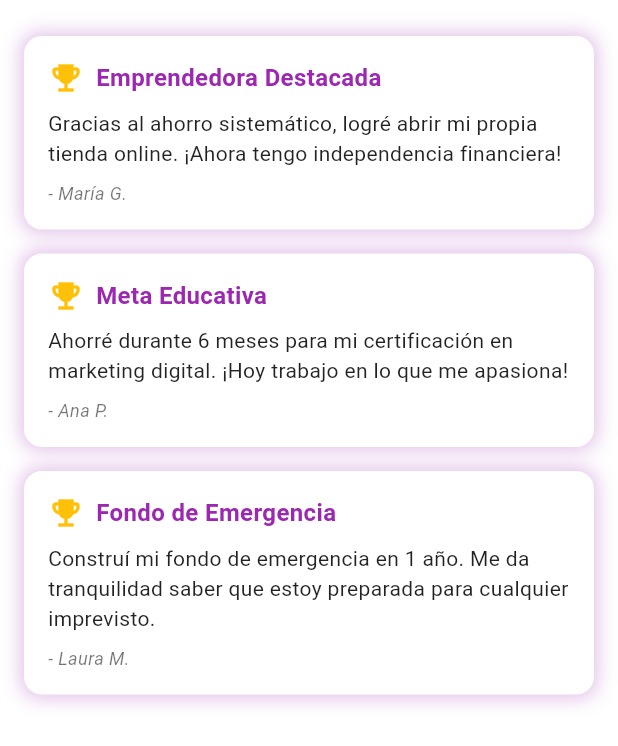
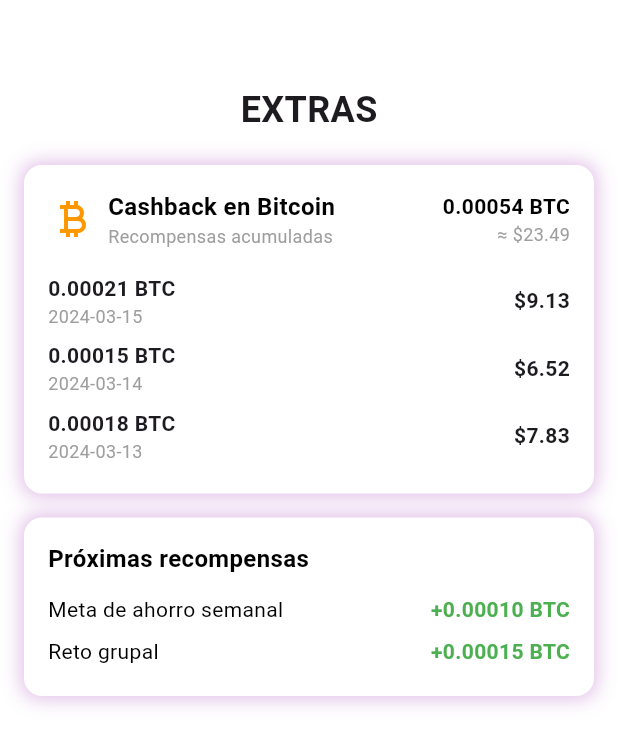
Before and after one commit to HackathonBCP/bcp_frontend, a Flutter app: the screen it shows after launch, on a phone screen of 412 x 824 dp. Shown: the top 746 px of the screen. Run offline on Flutter 3.47's test engine with Material 3 defaults, Android fonts, the phone set to English and light mode, and no system bars; our stand-ins replace lucide_icons.

Commit message:
feat: Extras screen

```diff
--- a/lib/main.dart
+++ b/lib/main.dart
@@ -2,6 +2,7 @@ import 'package:bcp_frontend/src/automate_save/presentation/screens/automate_sav
 import 'package:bcp_frontend/src/automate_save/presentation/screens/automate_save_view_screen.dart';
 import 'package:bcp_frontend/src/chat/presentation/screens/chat_screen.dart';
 import 'package:bcp_frontend/src/chat/presentation/screens/comments_screen.dart';
+import 'package:bcp_frontend/src/extras/presentation/screens/extras_screen.dart';
 import 'package:bcp_frontend/src/home/presentation/screens/finance_section.dart';
 import 'package:flutter/material.dart';
 
@@ -14,8 +15,8 @@ class MainApp extends StatelessWidget {
 
   @override
   Widget build(BuildContext context) {
-    return MaterialApp(
-      home: CommentsScreen(),
+    return const MaterialApp(
+      home: ExtrasScreen(),
     );
   }
 }
--- /dev/null
+++ b/lib/src/extras/presentation/screens/extras_screen.dart
@@ -0,0 +1,179 @@
+import 'package:flutter/material.dart';
+
+class ExtrasScreen extends StatelessWidget {
+  const ExtrasScreen({super.key});
+
+  @override
+  Widget build(BuildContext context) {
+    return Scaffold(
+      backgroundColor: Colors.white,
+      body: Padding(
+        padding: const EdgeInsets.all(16),
+        child: Column(
+          crossAxisAlignment: CrossAxisAlignment.start,
+          children: [
+            const SizedBox(height: 40),
+            const Center(
+              child: Text(
+                "EXTRAS",
+                style: TextStyle(fontSize: 24, fontWeight: FontWeight.bold),
+              ),
+            ),
+            const SizedBox(height: 20),
+            _buildBitcoinRewardsCard(),
+            const SizedBox(height: 16),
+            _buildUpcomingRewardsCard(),
+          ],
+        ),
+      ),
+    );
+  }
+
+  Widget _buildBitcoinRewardsCard() {
+    return Container(
+      padding: const EdgeInsets.all(16),
+      decoration: BoxDecoration(
+        color: Colors.white,
+        borderRadius: BorderRadius.circular(12),
+        boxShadow: [
+          BoxShadow(
+            color: Colors.purple.shade100,
+            blurRadius: 10,
+            spreadRadius: 2,
+          ),
+        ],
+      ),
+      child: Column(
+        crossAxisAlignment: CrossAxisAlignment.start,
+        children: [
+          const Row(
+            children: [
+              Icon(Icons.currency_bitcoin, color: Colors.orange, size: 32),
+              SizedBox(width: 8),
+              Column(
+                crossAxisAlignment: CrossAxisAlignment.start,
+                children: [
+                  Text(
+                    "Cashback en Bitcoin",
+                    style: TextStyle(
+                      fontSize: 16,
+                      fontWeight: FontWeight.bold,
+                      color: Colors.black,
+                    ),
+                  ),
+                  Text(
+                    "Recompensas acumuladas",
+                    style: TextStyle(fontSize: 12, color: Colors.grey),
+                  ),
+                ],
+              ),
+              Spacer(),
+              Column(
+                crossAxisAlignment: CrossAxisAlignment.end,
+                children: [
+                  Text(
+                    "0.00054 BTC",
+                    style: TextStyle(
+                      fontSize: 14,
+                      fontWeight: FontWeight.bold,
+                      color: Colors.black,
+                    ),
+                  ),
+                  Text(
+                    "≈ \$23.49",
+                    style: TextStyle(fontSize: 12, color: Colors.grey),
+                  ),
+                ],
+              ),
+            ],
+          ),
+          const SizedBox(height: 12),
+          _buildTransaction("0.00021 BTC", "2024-03-15", "\$9.13"),
+          _buildTransaction("0.00015 BTC", "2024-03-14", "\$6.52"),
+          _buildTransaction("0.00018 BTC", "2024-03-13", "\$7.83"),
+        ],
+      ),
+    );
+  }
+
+  Widget _buildTransaction(String btc, String date, String amount) {
+    return Padding(
+      padding: const EdgeInsets.symmetric(vertical: 4.0),
+      child: Row(
+        mainAxisAlignment: MainAxisAlignment.spaceBetween,
+        children: [
+          Column(
+            crossAxisAlignment: CrossAxisAlignment.start,
+            children: [
+              Text(
+                btc,
+                style:
+                    const TextStyle(fontSize: 14, fontWeight: FontWeight.bold),
+              ),
+              Text(date,
+                  style: const TextStyle(fontSize: 12, color: Colors.grey)),
+            ],
+          ),
+          Text(
+            amount,
+            style: const TextStyle(fontSize: 14, fontWeight: FontWeight.bold),
+          ),
+        ],
+      ),
+    );
+  }
+
+  Widget _buildUpcomingRewardsCard() {
+    return Container(
+      padding: const EdgeInsets.all(16),
+      decoration: BoxDecoration(
+        color: Colors.white,
+        borderRadius: BorderRadius.circular(12),
+        boxShadow: [
+          BoxShadow(
+            color: Colors.purple.shade100,
+            blurRadius: 10,
+            spreadRadius: 2,
+          ),
+        ],
+      ),
+      child: Column(
+        crossAxisAlignment: CrossAxisAlignment.start,
+        children: [
+          const Text(
+            "Próximas recompensas",
+            style: TextStyle(
+              fontSize: 16,
+              fontWeight: FontWeight.bold,
+              color: Colors.black,
+            ),
+          ),
+          const SizedBox(height: 8),
+          _buildUpcomingReward("Meta de ahorro semanal", "+0.00010 BTC"),
+          _buildUpcomingReward("Reto grupal", "+0.00015 BTC"),
+        ],
+      ),
+    );
+  }
+
+  Widget _buildUpcomingReward(String title, String reward) {
+    return Padding(
+      padding: const EdgeInsets.symmetric(vertical: 4.0),
+      child: Row(
+        mainAxisAlignment: MainAxisAlignment.spaceBetween,
+        children: [
+          Text(title,
+              style: const TextStyle(fontSize: 14, color: Colors.black)),
+          Text(
+            reward,
+            style: const TextStyle(
+              fontSize: 14,
+              fontWeight: FontWeight.bold,
+              color: Colors.green,
+            ),
+          ),
+        ],
+      ),
+    );
+  }
+}
```
